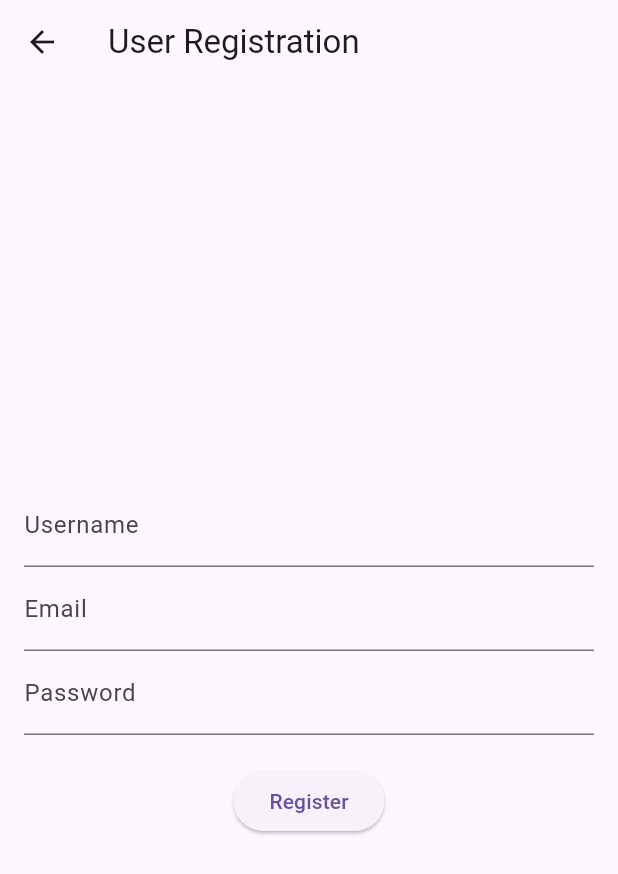
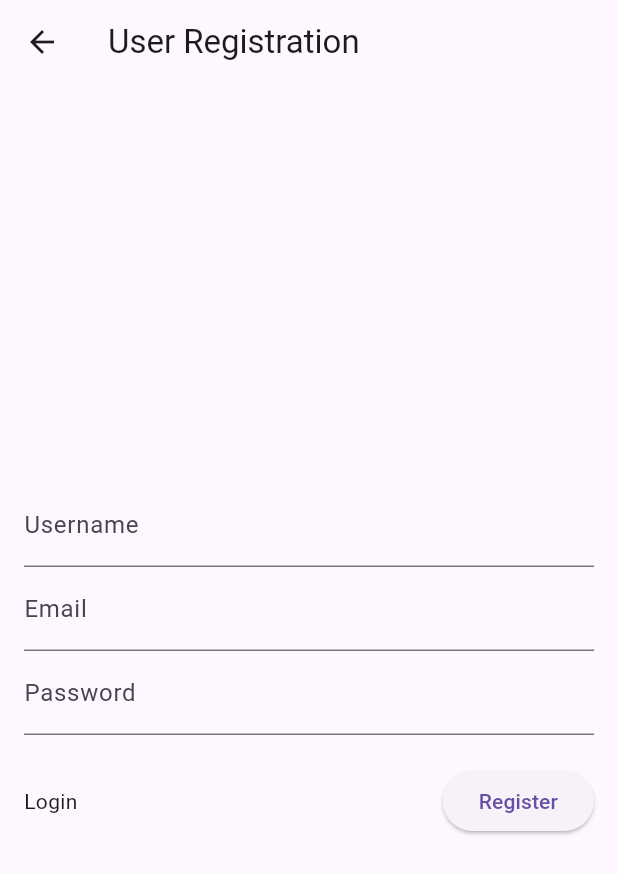
Before and after one commit to iyinusa/social_app_demo, a Flutter app: the RegistrationScreen screen opened by its route, after a tap on "Register", on a phone screen of 412 x 824 dp. Shown: the top 874 px of the screen. Run offline on Flutter 3.47's test engine with Material 3 defaults, Android fonts, the phone set to English and light mode, and no system bars; our stand-ins replace firebase_auth, firebase_core; missing offline and left inert: geocoding_resolver, google_sign_in_dartio, maps_launcher; accounts and stored records are empty; network calls fail.

Commit message:
Minor updates

```diff
--- a/lib/main.dart
+++ b/lib/main.dart
@@ -58,7 +58,7 @@
         theme: ThemeData(
           primarySwatch: Colors.green,
         ),
-        home: const SearchScreen(),
+        home: const LoginScreen(),
         routes: {
           '/login': (context) => const LoginScreen(),
           '/register': (context) => const RegistrationScreen(),
--- a/lib/screens/registration_screen.dart
+++ b/lib/screens/registration_screen.dart
@@ -1,7 +1,9 @@
 import 'package:flutter/material.dart';
 import 'package:provider/provider.dart';
+import 'package:social_app_demo/screens/login_screen.dart';
 import '../controllers/auth_controller.dart';
 import '../models/user_model.dart';
+import '../utils/utils.dart';
 
 class RegistrationScreen extends StatelessWidget {
   const RegistrationScreen({super.key});
@@ -16,7 +18,7 @@ class RegistrationScreen extends StatelessWidget {
 
     return Scaffold(
       appBar: AppBar(
-        title: Text("User Registration"),
+        title: const Text("User Registration"),
       ),
       body: Padding(
         padding: const EdgeInsets.all(16.0),
@@ -25,18 +27,28 @@ class RegistrationScreen extends StatelessWidget {
           children: [
             TextField(
               onChanged: (value) => username = value,
-              decoration: InputDecoration(labelText: 'Username'),
+              decoration: const InputDecoration(labelText: 'Username'),
             ),
             TextField(
               onChanged: (value) => email = value,
-              decoration: InputDecoration(labelText: 'Email'),
+              decoration: const InputDecoration(labelText: 'Email'),
             ),
             TextField(
               onChanged: (value) => password = value,
               obscureText: true,
-              decoration: InputDecoration(labelText: 'Password'),
+              decoration: const InputDecoration(labelText: 'Password'),
             ),
-            SizedBox(height: 20),
+            const SizedBox(height: 20),
+            Row(
+              children: [
+                GestureDetector(
+                  onTap: () => Utils().navTo(
+                    context,
+                    const LoginScreen(),
+                  ),
+                  child: const Text('Login'),
+                ),
+                const Spacer(),
                 ElevatedButton(
                   onPressed: () async {
                     UserModel? newUser = await authController.registerUser(
@@ -51,7 +63,9 @@ class RegistrationScreen extends StatelessWidget {
                       print("Registration failed");
                     }
                   },
-              child: Text("Register"),
+                  child: const Text("Register"),
+                ),
+              ],
             ),
           ],
         ),
```
Also changed, not shown: lib/screens/login_screen.dart (+22 -9 lines), google.png (added), 3 other files. Lines whose indentation alone changed are shown as unchanged.
